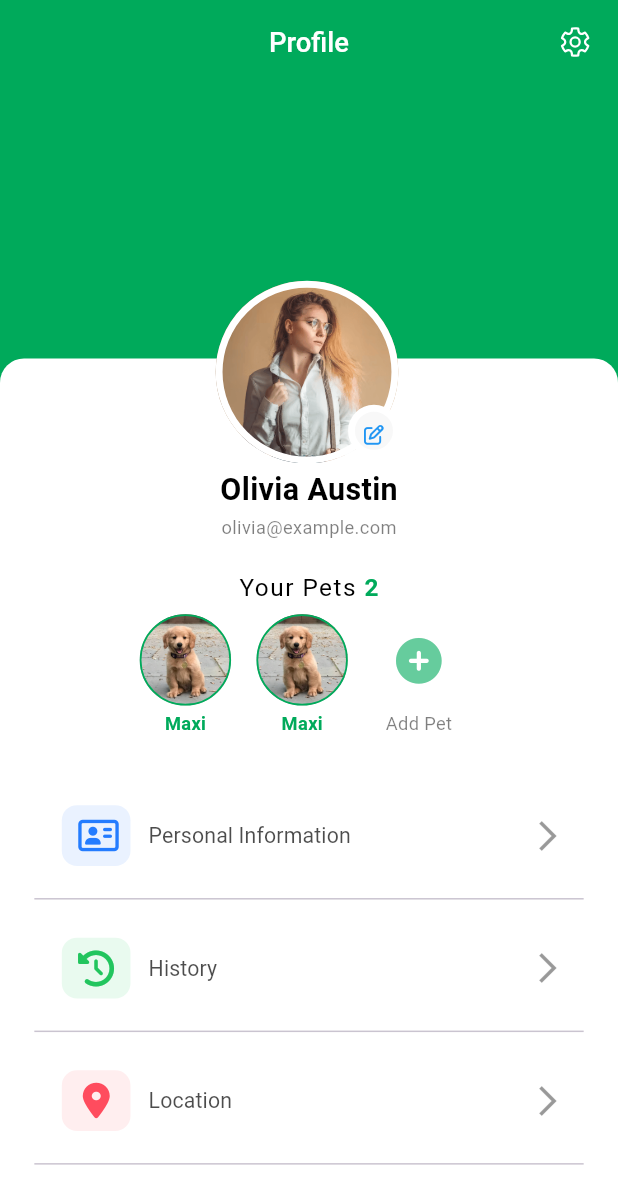
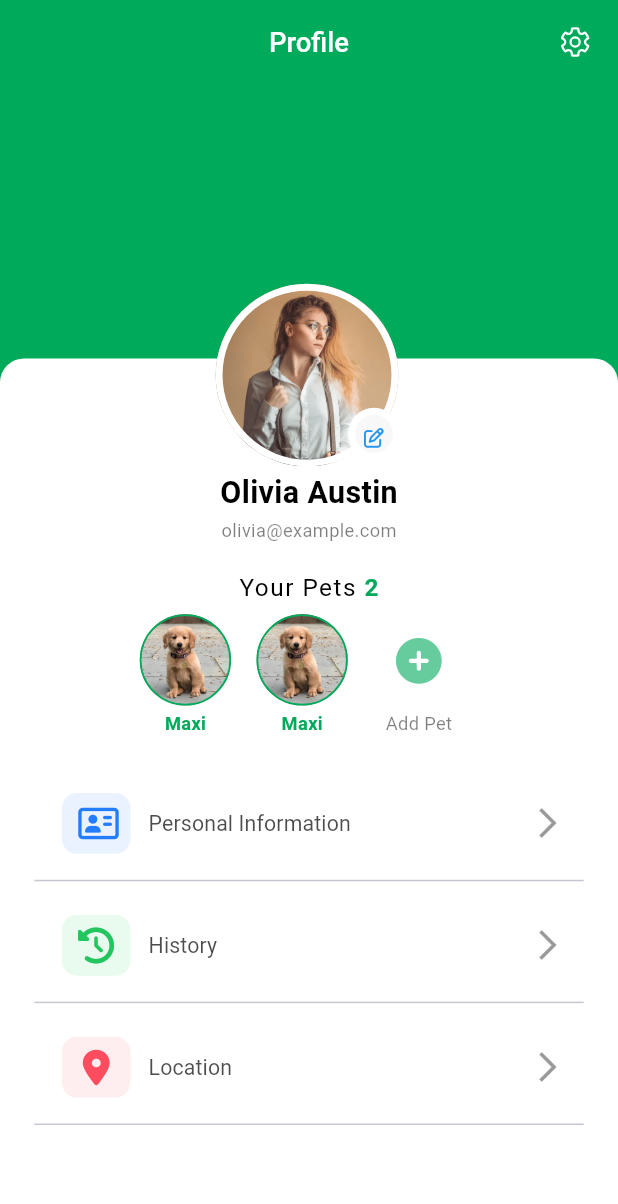
Before and after one commit to Loaiosama/PetYard, a Flutter app: the ProfileScreen screen opened directly, on a phone screen of 412 x 824 dp. Shown: the top 1204 px of the screen. Run offline on Flutter 3.47's test engine with Material 3 defaults, Android fonts, the phone set to English and light mode, and no system bars; our stand-ins replace animated_splash_screen, bloc, dio, fluentui_system_icons, flutter_screenutil, flutter_secure_storage and 4 more; accounts and stored records are empty.

Commit message:
changes in profile screen to fit different mobile sizes and small change in petyard appbar

```diff
--- a/petowner_frontend/lib/features/profile/presentation/view/profile_screen.dart
+++ b/petowner_frontend/lib/features/profile/presentation/view/profile_screen.dart
@@ -31,6 +31,7 @@
         ],
       ),
       backgroundColor: kPrimaryGreen,
+
       body: const ProfileScreenBody(),
     );
   }
--- a/petowner_frontend/lib/features/profile/presentation/view/widgets/profile_centered_image.dart
+++ b/petowner_frontend/lib/features/profile/presentation/view/widgets/profile_centered_image.dart
@@ -7,10 +7,7 @@
 
   @override
   Widget build(BuildContext context) {
-    return Positioned(
-      bottom: MediaQuery.of(context).size.height * 0.71 - 70.0,
-      left: MediaQuery.of(context).size.width * 0.5 - 70.0,
-      child: Container(
+    return Container(
       width: 120.0.w,
       height: 120.0.h,
       decoration: BoxDecoration(
@@ -50,7 +47,6 @@
           ),
         ),
       ),
-      ),
     );
   }
 }
--- a/petowner_frontend/lib/features/profile/presentation/view/widgets/profile_options_card.dart
+++ b/petowner_frontend/lib/features/profile/presentation/view/widgets/profile_options_card.dart
@@ -21,7 +21,7 @@
   @override
   Widget build(BuildContext context) {
     return Padding(
-      padding: EdgeInsets.only(bottom: 4.0.h),
+      padding: EdgeInsets.only(bottom: 1.0.h),
       child: InkWell(
         onTap: () {
           GoRouter.of(context).push(Routes.kPersonalInformation);
@@ -33,7 +33,7 @@
               // elevation: 2,
               // borderRadius: BorderRadius.circular(15),
               child: Padding(
-                padding: EdgeInsets.only(top: 10.h, bottom: 10.h, left: 16.w),
+                padding: EdgeInsets.only(top: 10.h, bottom: 6.h, left: 16.w),
                 child: Row(
                   mainAxisAlignment: MainAxisAlignment.start,
                   children: [
--- a/petowner_frontend/lib/features/profile/presentation/view/widgets/profile_screen_body.dart
+++ b/petowner_frontend/lib/features/profile/presentation/view/widgets/profile_screen_body.dart
@@ -1,3 +1,4 @@
+import 'package:flutter/cupertino.dart';
 import 'package:flutter/material.dart';
 import 'package:flutter_screenutil/flutter_screenutil.dart';
 import 'package:petowner_frontend/core/utils/helpers/spacing.dart';
@@ -29,7 +30,8 @@
                   ),
                   child: Padding(
                     padding: EdgeInsets.only(
-                        left: 20.0.w, right: 20.0.w, top: 72.0.h),
+                        left: 20.0.w, right: 20.0.w, top: 74.0.h),
+                    child: SingleChildScrollView(
                       child: Column(
                         crossAxisAlignment: CrossAxisAlignment.center,
                         children: [
@@ -42,9 +44,9 @@
                             'olivia@example.com',
                             style: Styles.styles12RegularOpacityBlack,
                           ),
-                        heightSizedBox(6),
+                          heightSizedBox(4),
                           const ActivePetProfileSection(),
-                        heightSizedBox(16),
+                          heightSizedBox(8),
                           Column(
                             children: List.generate(
                               3,
@@ -64,11 +66,16 @@
                       ),
                     ),
                   ),
+                ),
               ],
             ),
           ],
         ),
-        const ProfileScreenCenteredImage(),
+        Positioned(
+          bottom: MediaQuery.of(context).size.height * 0.71 - 72.0,
+          left: MediaQuery.of(context).size.width * 0.5 - 70.0,
+          child: const ProfileScreenCenteredImage(),
+        ),
       ],
     );
   }
--- a/petowner_frontend/lib/pet_yard.dart
+++ b/petowner_frontend/lib/pet_yard.dart
@@ -3,7 +3,9 @@
 // import 'package:flutter/services.dart';
 import 'package:flutter_screenutil/flutter_screenutil.dart';
 import 'package:petowner_frontend/core/utils/routing/app_router.dart';
-import 'package:petowner_frontend/core/utils/theming/colors.dart';
+
+import 'core/utils/theming/colors.dart';
+// import 'package:petowner_frontend/core/utils/theming/colors.dart';
 
 class PetYardApp extends StatelessWidget {
   const PetYardApp({super.key});
@@ -26,15 +28,16 @@
           routerConfig: AppRouter.appRouter,
           debugShowCheckedModeBanner: false,
           theme: ThemeData.light().copyWith(
-              navigationBarTheme: NavigationBarThemeData(
-                labelTextStyle: MaterialStatePropertyAll(
-                  TextStyle(color: Colors.black.withOpacity(0.5),fontSize: 12),
-                ),
+            appBarTheme: const AppBarTheme(
+              shadowColor: kPrimaryGreen,
+              surfaceTintColor: kPrimaryGreen,
+            ),
+            navigationBarTheme: NavigationBarThemeData(
+              labelTextStyle: MaterialStatePropertyAll(
+                TextStyle(color: Colors.black.withOpacity(0.5), fontSize: 12),
               ),
-              scaffoldBackgroundColor: Colors.white,
-              appBarTheme: const AppBarTheme(
-                color: Colors.transparent,
-              )),
+            ),
+          ),
         );
       },
     );
```
Lines whose indentation alone changed are shown as unchanged.
